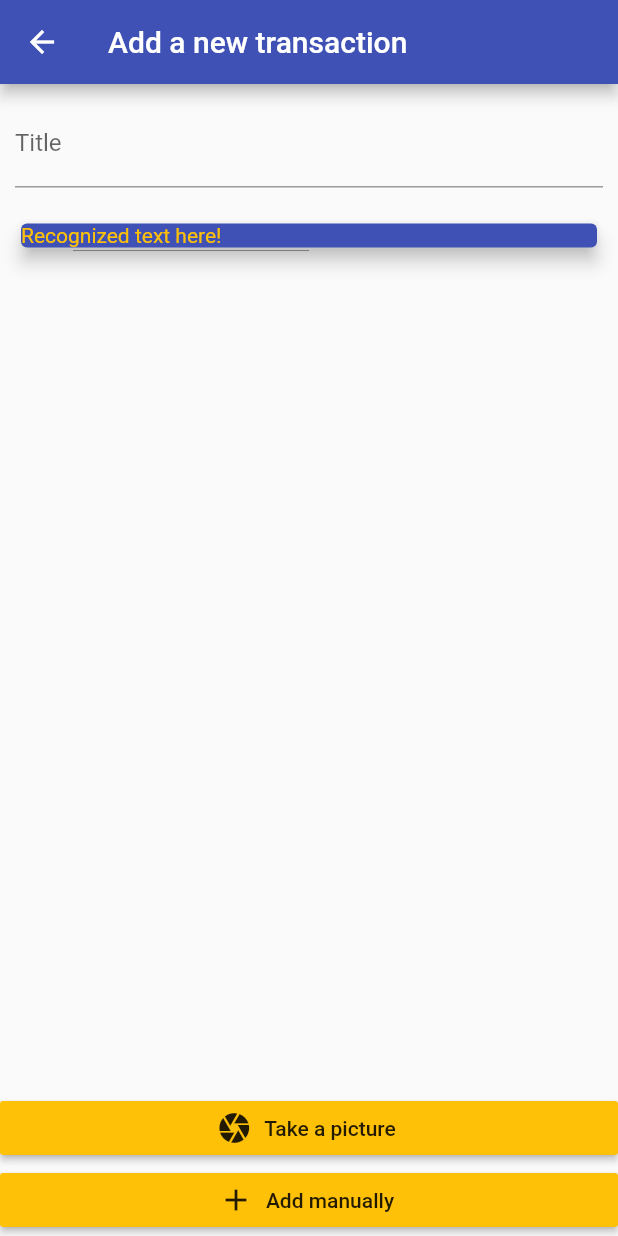
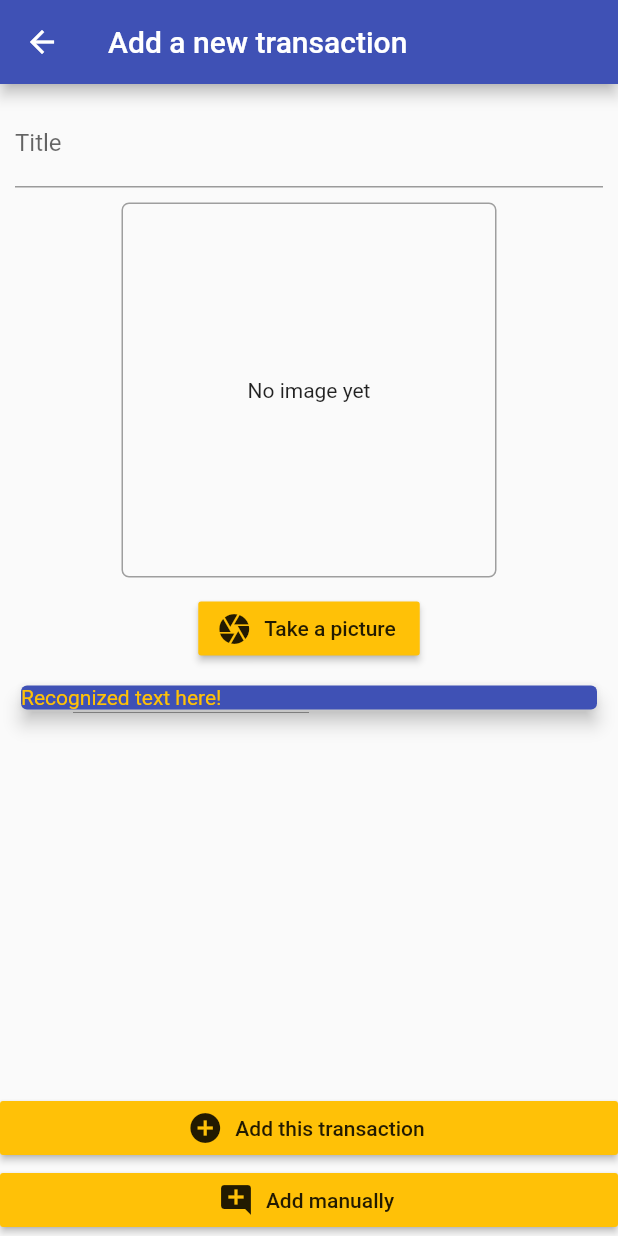
Before and after one commit to AdamOchotnicki/BudgetManager, a Flutter app: the AddTransactionScreen screen opened by its route, on a phone screen of 412 x 824 dp. Run offline on Flutter 3.47's test engine with Material 2 defaults, Android fonts, the phone set to English and light mode, and no system bars.

Commit message:
image input widget for add transaction screen

```diff
--- a/lib/screens/add_transaction_screen.dart
+++ b/lib/screens/add_transaction_screen.dart
@@ -1,4 +1,6 @@
 import 'package:flutter/material.dart';
+
+import '../widgets/image_input.dart';
 
 class AddTransactionScreen extends StatefulWidget {
   static const routeName = '/add-transaction';
@@ -32,14 +34,16 @@ class _AddTransactionScreenState extends State<AddTransactionScreen> {
                       controller: _titleController,
                     ),
                     SizedBox(height: 10),
-                    Container(),
+                    ImageInput(),
                     SizedBox(height: 10),
                     Card(
                       elevation: 5,
                       color: Theme.of(context).primaryColor,
                       child: Text(
                         'Recognized text here!',
-                        style: TextStyle(color: Theme.of(context).accentColor),
+                        style: TextStyle(
+                          color: Theme.of(context).accentColor,
+                        ),
                       ),
                     ),
                   ],
@@ -52,13 +56,13 @@ class _AddTransactionScreenState extends State<AddTransactionScreen> {
             children: [
               RaisedButton.icon(
                 onPressed: () {},
-                icon: Icon(Icons.camera),
-                label: Text('Take a picture'),
+                icon: Icon(Icons.add_circle),
+                label: Text('Add this transaction'),
                 color: Theme.of(context).accentColor,
               ),
               RaisedButton.icon(
                 onPressed: () {},
-                icon: Icon(Icons.add),
+                icon: Icon(Icons.add_comment),
                 label: Text('Add manually'),
                 color: Theme.of(context).accentColor,
               ),
--- /dev/null
+++ b/lib/widgets/image_input.dart
@@ -0,0 +1,49 @@
+import 'package:flutter/material.dart';
+import 'dart:io';
+
+class ImageInput extends StatefulWidget {
+  @override
+  _ImageInputState createState() => _ImageInputState();
+}
+
+class _ImageInputState extends State<ImageInput> {
+  File _storedImage;
+
+  @override
+  Widget build(BuildContext context) {
+    return Column(
+      children: [
+        Container(
+          width: 250,
+          height: 250,
+          decoration: BoxDecoration(
+            border: Border.all(
+              width: 1,
+              color: Colors.grey,
+            ),
+            borderRadius: BorderRadius.all(
+              Radius.circular(5),
+            ),
+          ),
+          child: _storedImage != null
+              ? Image.file(
+                  _storedImage,
+                  fit: BoxFit.cover,
+                  width: double.infinity,
+                )
+              : Text('No image yet'),
+          alignment: Alignment.center,
+        ),
+        SizedBox(
+          height: 10,
+        ),
+        RaisedButton.icon(
+          onPressed: () {},
+          icon: Icon(Icons.camera),
+          label: Text('Take a picture'),
+          color: Theme.of(context).accentColor,
+        ),
+      ],
+    );
+  }
+}
```
